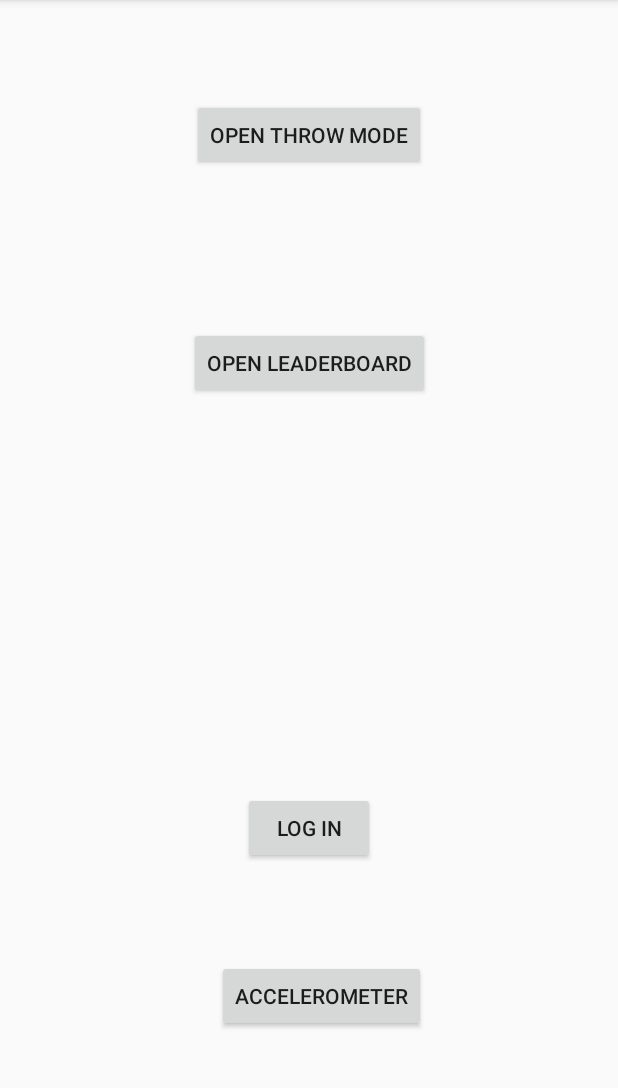
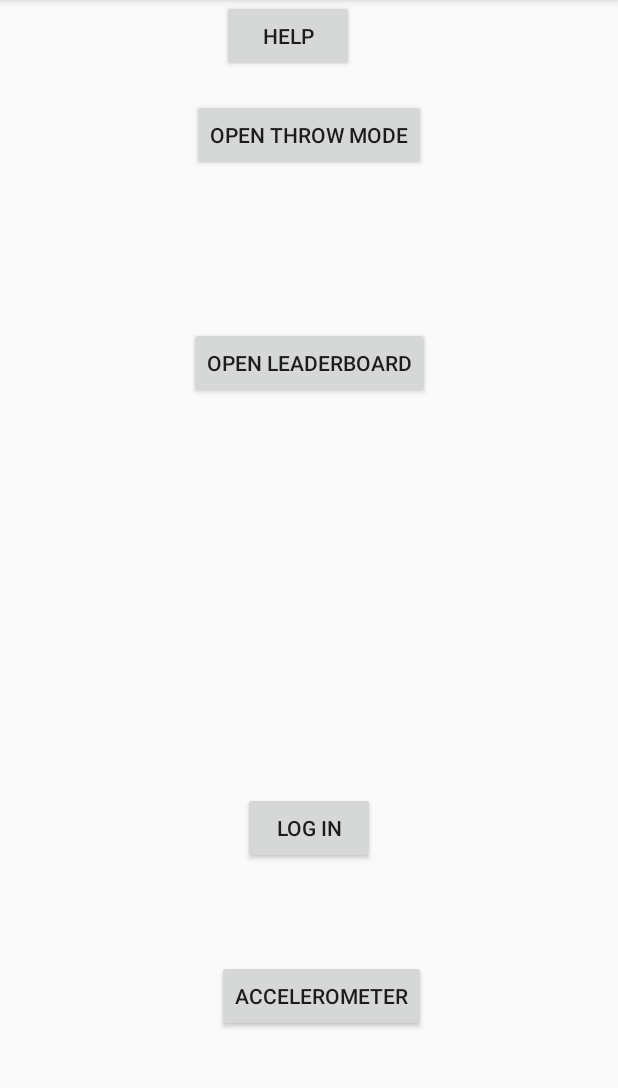
Before and after one commit to squate/Kobe, an Android app: the MenuActivity screen opened directly, with no data from a screen before it, on a phone screen of 412 x 824 dp, the part 84-1172 px from its top. Run offline under Robolectric (Android 15) with nearby library versions, the phone set to English and light mode, and no system bars.

Commit message:
help page, splash, icon

```diff
--- a/app/build.gradle
+++ b/app/build.gradle
@@ -31,6 +31,7 @@ dependencies {
     implementation fileTree(dir: 'libs', include: ['*.jar'])
     implementation 'com.android.support:appcompat-v7:28.0.0'
     implementation 'com.android.support.constraint:constraint-layout:1.1.3'
+    implementation 'com.android.support:support-v4:28.0.0'
     testImplementation 'junit:junit:4.12'
     androidTestImplementation 'com.android.support.test:runner:1.0.2'
     androidTestImplementation 'com.android.support.test.espresso:espresso-core:3.0.2'
--- a/app/src/main/java/com/moonsplain/kobe/MenuActivity.java
+++ b/app/src/main/java/com/moonsplain/kobe/MenuActivity.java
@@ -30,5 +30,10 @@ public class MenuActivity extends AppCompatActivity {
         startActivity(intent);
     }
 
+    public void openHelp(View view){
+        Intent intent = new Intent(this, Help.class);
+        startActivity(intent);
+    }
+
 
 }
--- a/app/src/main/res/layout/activity_disagree.xml
+++ b/app/src/main/res/layout/activity_disagree.xml
@@ -15,4 +15,5 @@
         app:layout_constraintEnd_toEndOf="parent"
         app:layout_constraintStart_toStartOf="parent"
         app:layout_constraintTop_toTopOf="parent" />
+
 </android.support.constraint.ConstraintLayout>
--- a/app/src/main/res/layout/activity_menu.xml
+++ b/app/src/main/res/layout/activity_menu.xml
@@ -49,4 +49,15 @@
         android:text="Accelerometer"
         app:layout_constraintBottom_toBottomOf="parent"
         app:layout_constraintEnd_toEndOf="parent" />
+
+    <Button
+        android:id="@+id/button6"
+        android:layout_width="wrap_content"
+        android:layout_height="wrap_content"
+        android:layout_marginStart="148dp"
+        android:onClick="openHelp"
+        android:text="HELP"
+        app:layout_constraintStart_toStartOf="parent"
+        tools:layout_editor_absoluteY="143dp" />
+
 </android.support.constraint.ConstraintLayout>
--- a/app/src/main/res/values/colors.xml
+++ b/app/src/main/res/values/colors.xml
@@ -3,4 +3,6 @@
     <color name="colorPrimary">#3F51B5</color>
     <color name="colorPrimaryDark">#303F9F</color>
     <color name="colorAccent">#ff4081</color>
+
+    <color name="black_overlay">#66000000</color>
 </resources>
--- /dev/null
+++ b/app/src/main/res/values/kobe1b.xml
@@ -0,0 +1,4 @@
+<?xml version="1.0" encoding="utf-8"?>
+<resources>
+    <color name="kobe1b">#FFB500</color>
+</resources>
--- a/app/src/main/res/values/strings.xml
+++ b/app/src/main/res/values/strings.xml
@@ -5,4 +5,8 @@
         By clicking \"accept\", the user agrees that if they throw their phone, it is their choice and their choice alone.
     </string>
     <string name="title_activity_accel_test">AccelTestActivity</string>
+
+    <string name="title_activity_splash">SplashActivity</string>
+    <string name="dummy_button">Dummy Button</string>
+    <string name="dummy_content">DUMMY\nCONTENT</string>
 </resources>
--- a/app/src/main/res/values/styles.xml
+++ b/app/src/main/res/values/styles.xml
@@ -9,4 +9,16 @@
         <item name="android:navigationBarColor">?attr/colorAccent</item>
     </style>
 
+    <style name="FullscreenTheme" parent="AppTheme">
+        <item name="android:actionBarStyle">@style/FullscreenActionBarStyle</item>
+        <item name="android:windowActionBarOverlay">true</item>
+        <item name="android:windowBackground">@null</item>
+        <item name="metaButtonBarStyle">?android:attr/buttonBarStyle</item>
+        <item name="metaButtonBarButtonStyle">?android:attr/buttonBarButtonStyle</item>
+    </style>
+
+    <style name="FullscreenActionBarStyle" parent="android:Widget.Holo.ActionBar">
+        <item name="android:background">@color/black_overlay</item>
+    </style>
+
 </resources>
```
Also changed, not shown: app/src/main/AndroidManifest.xml (+13 -5 lines), app/src/main/java/com/moonsplain/kobe/MainActivity.java (+11 -1 lines), app/src/main/res/mipmap-hdpi/kobe1.png (added), app/src/main/res/mipmap-hdpi/kobe1a.png (added), app/src/main/res/mipmap-mdpi/kobe1_round.png (added), app/src/main/res/mipmap-xhdpi/kobe1a.png (added), app/src/main/res/mipmap-xxhdpi/kobe1_round.png (added), app/src/main/res/mipmap-xxxhdpi/kobe1a.png (added), 1 other file.
